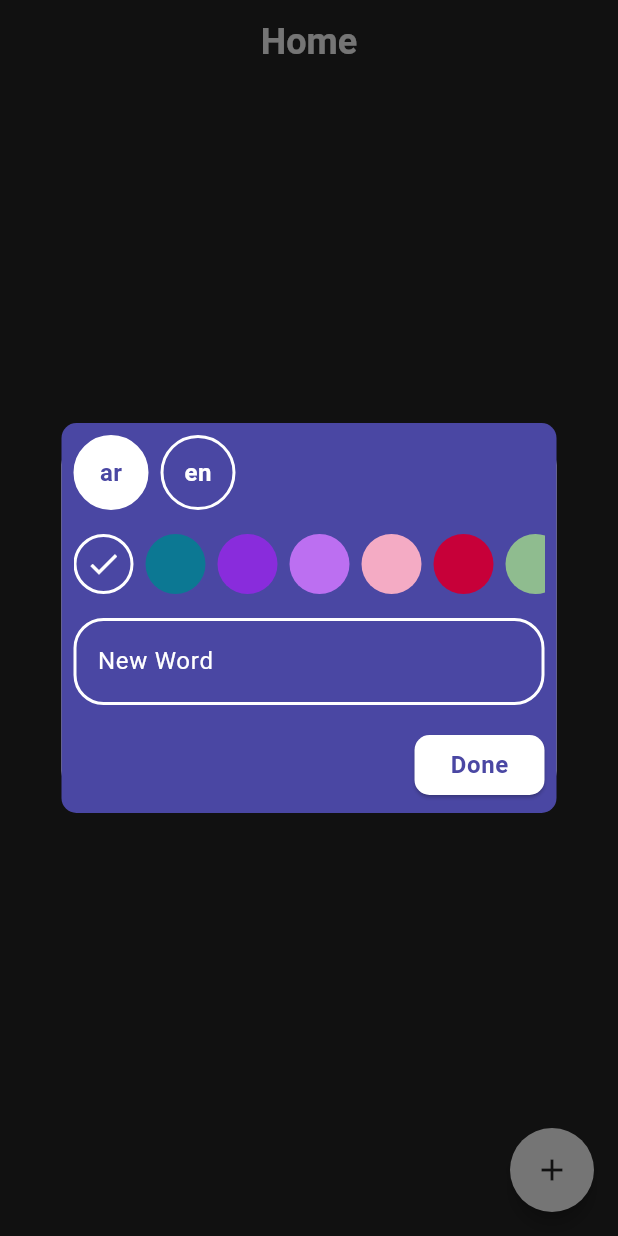
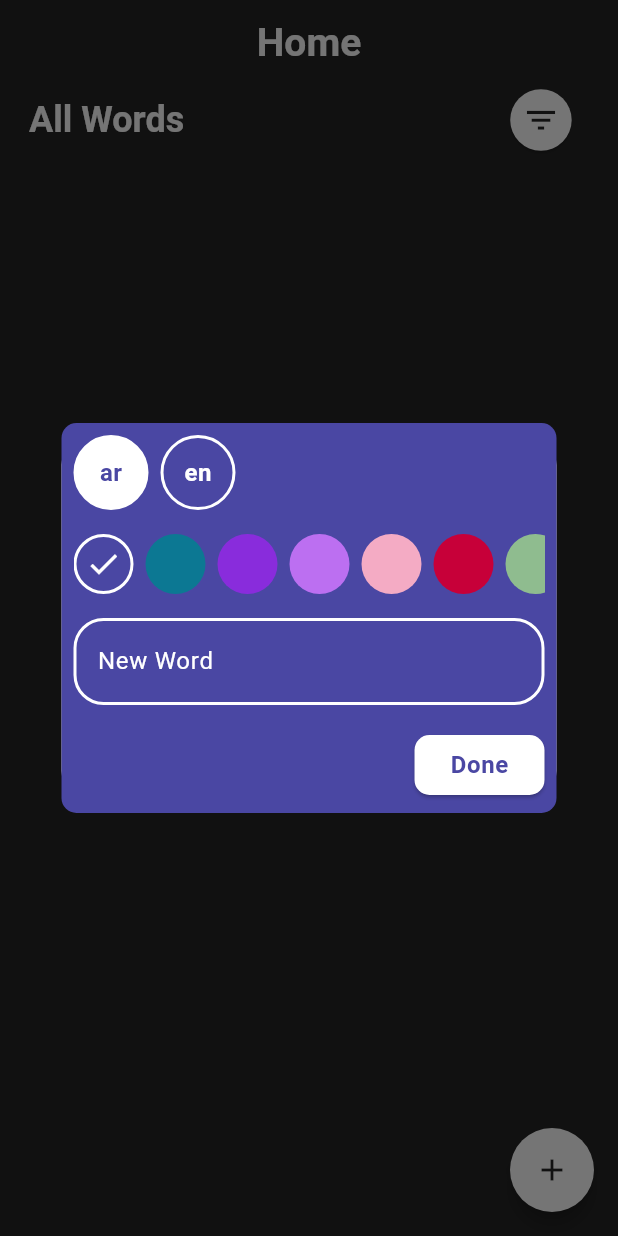
Before and after one commit to Mohamed-Elsefy/my_dictionary, a Flutter app: the screen it shows after launch, after a tap on the "add" icon, on a phone screen of 412 x 824 dp. Run offline on Flutter 3.47's test engine with Material 3 defaults, Android fonts, the phone set to English and light mode, and no system bars; our stand-ins replace flutter_bloc, hive, hive_flutter; accounts and stored records are empty.

Commit message:
UI filter dialog

```diff
--- a/lib/core/constants/app_size.dart
+++ b/lib/core/constants/app_size.dart
@@ -1,4 +1,5 @@
 abstract class AppSize {
+  static const double s_25 = 25;
   static const double s_40 = 40;
   static const double s_50 = 50;
   static const double s_330 = 330;
--- a/lib/core/constants/app_spacing.dart
+++ b/lib/core/constants/app_spacing.dart
@@ -3,6 +3,8 @@ import 'package:flutter/material.dart';
 abstract class AppSpacing {
   // padding
   static const double p_8 = 8;
+  static const double p_14 = 14;
+  static const double p_20 = 20;
 
   // Vertical spacing
   static const SizedBox v_8 = SizedBox(height: 8);
--- a/lib/core/constants/app_strings.dart
+++ b/lib/core/constants/app_strings.dart
@@ -1,8 +1,21 @@
 abstract class AppStrings {
   static const String ar = 'ar',
       en = 'en',
+      all = 'All',
+      arabic = 'Arabic',
+      english = 'English',
+      language = 'Language',
+      sortedBy = 'Sorted By',
+      sortingType = 'Sorting Type',
       newWord = 'New Word',
       done = 'Done',
+      allWords = "All Words",
+      englishOnly = "English Only",
+      arabicOnly = "Arabic Only",
+      time = 'time',
+      wordLength = 'Word Length',
+      ascending = 'Ascending',
+      descending = 'Descending',
       thisFieldHasNotEmpty = 'this field has not be empty',
       isNotRightChar = 'is not right character',
       isNotEnglishChar = 'is not right English character',
--- a/lib/core/themes/app_theme.dart
+++ b/lib/core/themes/app_theme.dart
@@ -8,7 +8,7 @@ ThemeData appTheme() {
       backgroundColor: AppColors.black,
       foregroundColor: AppColors.white,
       centerTitle: true,
-      titleTextStyle: TextStyle(fontWeight: FontWeight.bold, fontSize: 24),
+      titleTextStyle: TextStyle(fontWeight: FontWeight.bold, fontSize: 26),
     ),
     textTheme: const TextTheme(
       bodySmall: TextStyle(
@@ -21,6 +21,17 @@ ThemeData appTheme() {
         fontSize: 18,
         fontWeight: FontWeight.w800,
       ),
+
+      titleMedium: TextStyle(
+        color: AppColors.white,
+        fontSize: 20,
+        fontWeight: FontWeight.bold,
+      ),
+      titleLarge: TextStyle(
+        color: AppColors.white,
+        fontSize: 24,
+        fontWeight: FontWeight.bold,
+      ),
     ),
   );
 }
--- /dev/null
+++ b/lib/core/utils/extentions.dart
@@ -0,0 +1,15 @@
+import 'package:my_dictionary/controllers/read_data_cubit/read_data_cubit.dart';
+import 'package:my_dictionary/core/constants/app_strings.dart';
+
+extension LanguageFilterText on LanguageFilter {
+  String get filterLabel {
+    switch (this) {
+      case LanguageFilter.arabicOnly:
+        return AppStrings.arabicOnly;
+      case LanguageFilter.englishOnly:
+        return AppStrings.englishOnly;
+      case LanguageFilter.allWords:
+        return AppStrings.allWords;
+    }
+  }
+}
--- a/lib/core/utils/safe_padding.dart
+++ b/lib/core/utils/safe_padding.dart
@@ -1,26 +1,21 @@
 import 'package:flutter/material.dart';
 
 abstract class SafePadding {
-  static double topPadding(BuildContext context) =>
+  static double topP(BuildContext context) =>
       MediaQuery.of(context).padding.top;
 
-  static double bottomPadding(BuildContext context) =>
+  static double bottomP(BuildContext context) =>
       MediaQuery.of(context).padding.bottom;
 
-  static double leftPadding(BuildContext context) =>
+  static double leftP(BuildContext context) =>
       MediaQuery.of(context).padding.left;
 
-  static double rightPadding(BuildContext context) =>
+  static double rightP(BuildContext context) =>
       MediaQuery.of(context).padding.right;
 
-  static EdgeInsets allPadding(BuildContext context) =>
-      MediaQuery.of(context).padding;
+  static double horizP(BuildContext context, {double factor = 0.047}) =>
+      MediaQuery.sizeOf(context).width * factor;
 
-  static double horizontalPadding(
-    BuildContext context, {
-    double factor = 0.06,
-  }) => MediaQuery.sizeOf(context).width * factor;
-
-  static double verticalPadding(BuildContext context, {double factor = 0.04}) =>
+  static double vertP(BuildContext context, {double factor = 0.04}) =>
       MediaQuery.sizeOf(context).height * factor;
 }
--- a/lib/view/screens/home_screen.dart
+++ b/lib/view/screens/home_screen.dart
@@ -1,6 +1,8 @@
 import 'package:flutter/material.dart';
 import 'package:my_dictionary/core/constants/app_colors.dart';
+import 'package:my_dictionary/core/utils/safe_padding.dart';
 import 'package:my_dictionary/view/widgets/add_word_dialog.dart';
+import 'package:my_dictionary/view/widgets/custom_header.dart';
 
 class HomeScreen extends StatelessWidget {
   const HomeScreen({super.key});
@@ -10,7 +12,10 @@ class HomeScreen extends StatelessWidget {
     return Scaffold(
       floatingActionButton: _getFloatingActionButton(context),
       appBar: AppBar(title: const Text('Home')),
-      body: const Column(children: []),
+      body: Padding(
+        padding: EdgeInsets.symmetric(horizontal: SafePadding.horizP(context)),
+        child: const Column(children: [CustomHeader()]),
+      ),
     );
   }
 
--- a/lib/view/widgets/arabic_or_english_widget.dart
+++ b/lib/view/widgets/arabic_or_english_widget.dart
@@ -28,7 +28,7 @@ class ArabicOrEnglishWidget extends StatelessWidget {
   }
 
   InkWell _getContainerDesign(BuildContext context, bool isArabic) {
-    final writeCubit = context.watch<WriteDataCubit>();
+    final writeCubit = context.read<WriteDataCubit>();
 
     return InkWell(
       onTap: () => writeCubit.updateIsArabic(isArabic),
--- a/lib/view/widgets/colors_widget.dart
+++ b/lib/view/widgets/colors_widget.dart
@@ -36,7 +36,7 @@ class ColorsWidget extends StatelessWidget {
   }
 
   Widget _getItemDesign(int index, BuildContext context) {
-    final writeCubit = context.watch<WriteDataCubit>();
+    final writeCubit = context.read<WriteDataCubit>();
 
     return InkWell(
       onTap: () => writeCubit.updateColorCode(_colorCodes[index]),
--- /dev/null
+++ b/lib/view/widgets/custom_header.dart
@@ -0,0 +1,52 @@
+import 'package:flutter/material.dart';
+import 'package:flutter_bloc/flutter_bloc.dart';
+import 'package:my_dictionary/controllers/read_data_cubit/read_data_cubit.dart';
+import 'package:my_dictionary/controllers/read_data_cubit/read_data_state.dart';
+import 'package:my_dictionary/core/constants/app_colors.dart';
+import 'package:my_dictionary/core/constants/app_size.dart';
+import 'package:my_dictionary/core/constants/app_spacing.dart';
+import 'package:my_dictionary/core/utils/extentions.dart';
+import 'package:my_dictionary/view/widgets/filter_dialog.dart';
+
+class CustomHeader extends StatelessWidget {
+  const CustomHeader({super.key});
+
+  @override
+  Widget build(BuildContext context) {
+    final readCubit = context.read<ReadDataCubit>();
+
+    return BlocBuilder<ReadDataCubit, ReadDataState>(
+      builder: (context, state) {
+        return Row(
+          mainAxisAlignment: MainAxisAlignment.spaceBetween,
+          children: [
+
+            // title
+            Text(
+              readCubit.languageFilter.filterLabel,
+              style: Theme.of(context).textTheme.titleLarge,
+            ),
+
+            // filter button
+            ElevatedButton(
+              onPressed: () => showDialog(
+                context: context,
+                builder: (context) => const FilterDialog(),
+              ),
+              style: ElevatedButton.styleFrom(
+                padding: const EdgeInsets.all(AppSpacing.p_8),
+                shape: const CircleBorder(),
+                backgroundColor: AppColors.white,
+              ),
+              child: const Icon(
+                Icons.filter_list,
+                color: AppColors.black,
+                size: AppSize.s_25,
+              ),
+            ),
+          ],
+        );
+      },
+    );
+  }
+}
```
Also changed, not shown: lib/controllers/read_data_cubit/read_data_cubit.dart (+12 -5 lines), lib/view/widgets/filter_dialog.dart (added, +161 -0 lines).
